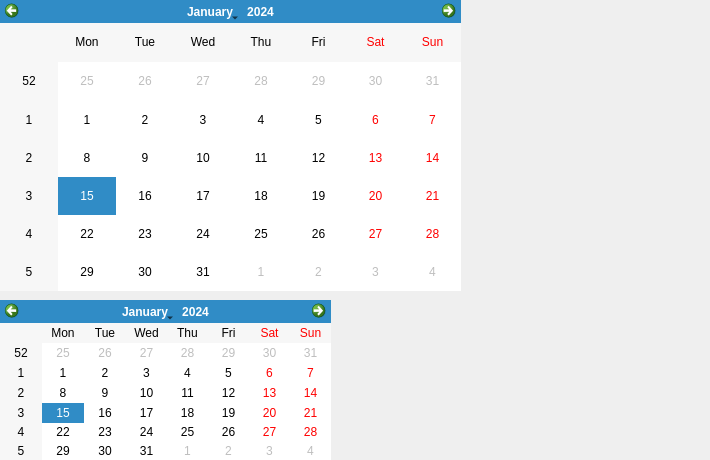
sebastiannoenning/decan, file resources/ui/pages/user_view.ui: the form before one commit.
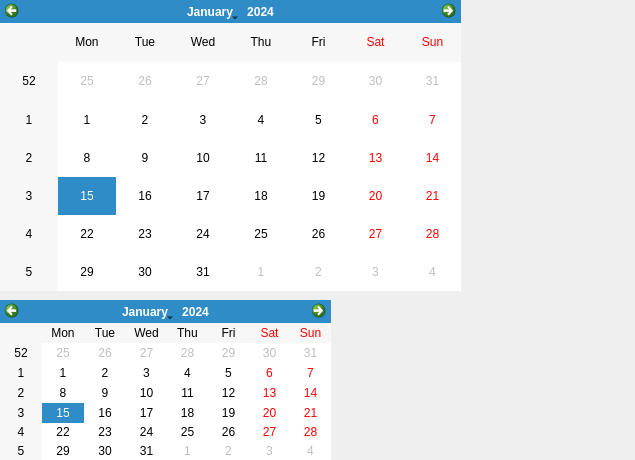
The form after the commit. Custom widgets are drawn as their Qt base class.

Patch:
```diff
--- a/resources/ui/pages/user_view.ui
+++ b/resources/ui/pages/user_view.ui
@@ -6,10 +6,28 @@
    <rect>
     <x>0</x>
     <y>0</y>
-    <width>710</width>
+    <width>635</width>
     <height>460</height>
    </rect>
   </property>
+  <property name="sizePolicy">
+   <sizepolicy hsizetype="MinimumExpanding" vsizetype="Preferred">
+    <horstretch>0</horstretch>
+    <verstretch>0</verstretch>
+   </sizepolicy>
+  </property>
+  <property name="minimumSize">
+   <size>
+    <width>635</width>
+    <height>460</height>
+   </size>
+  </property>
+  <property name="maximumSize">
+   <size>
+    <width>710</width>
+    <height>460</height>
+   </size>
+  </property>
   <property name="windowTitle">
    <string>Form</string>
   </property>
```
Left out of the diff: 2 changed lines with no effect on the pictures.
